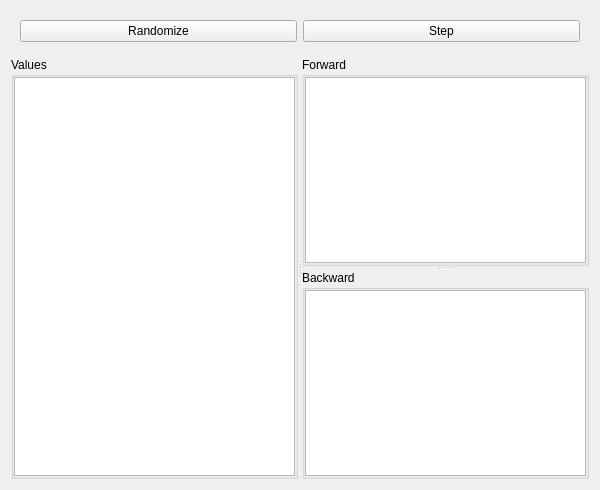
Old version of the form gui/explorew.ui in the repository ProtocolConvergence/protocon.
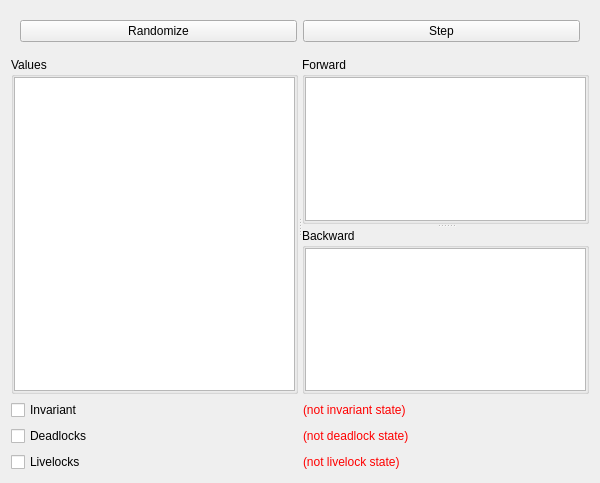
New version of the form.

Commit message:
Add a 3-state bidirectional token ring
Also add some state restrictions in the GUI.

The edit to the form file:
```diff
--- a/gui/explorew.ui
+++ b/gui/explorew.ui
@@ -10,7 +10,7 @@
     <x>0</x>
     <y>0</y>
     <width>600</width>
-    <height>490</height>
+    <height>483</height>
    </rect>
   </property>
   <property name="windowTitle">
@@ -176,6 +176,168 @@
      </layout>
     </widget>
    </item>
+   <item>
+    <widget class="QWidget" name="widget" native="true">
+     <layout class="QGridLayout" name="gridLayout">
+      <property name="margin">
+       <number>0</number>
+      </property>
+      <item row="1" column="0">
+       <widget class="QCheckBox" name="deadlockCheckBox">
+        <property name="text">
+         <string>Deadlocks</string>
+        </property>
+       </widget>
+      </item>
+      <item row="2" column="1">
+       <widget class="QLabel" name="livelockLabel">
+        <property name="palette">
+         <palette>
+          <active>
+           <colorrole role="WindowText">
+            <brush brushstyle="SolidPattern">
+             <color alpha="255">
+              <red>255</red>
+              <green>0</green>
+              <blue>0</blue>
+             </color>
+            </brush>
+           </colorrole>
+          </active>
+          <inactive>
+           <colorrole role="WindowText">
+            <brush brushstyle="SolidPattern">
+             <color alpha="255">
+              <red>255</red>
+              <green>0</green>
+              <blue>0</blue>
+             </color>
+            </brush>
+           </colorrole>
+          </inactive>
+          <disabled>
+           <colorrole role="WindowText">
+            <brush brushstyle="SolidPattern">
+             <color alpha="255">
+              <red>106</red>
+              <green>104</green>
+              <blue>100</blue>
+             </color>
+            </brush>
+           </colorrole>
+          </disabled>
+         </palette>
+        </property>
+        <property name="text">
+         <string>(not livelock state)</string>
+        </property>
+       </widget>
+      </item>
+      <item row="2" column="0">
+       <widget class="QCheckBox" name="livelockCheckBox">
+        <property name="text">
+         <string>Livelocks</string>
+        </property>
+       </widget>
+      </item>
+      <item row="1" column="1">
+       <widget class="QLabel" name="deadlockLabel">
+        <property name="palette">
+         <palette>
+          <active>
+           <colorrole role="WindowText">
+            <brush brushstyle="SolidPattern">
+             <color alpha="255">
+              <red>255</red>
+              <green>0</green>
+              <blue>0</blue>
+             </color>
+            </brush>
+           </colorrole>
+          </active>
+          <inactive>
+           <colorrole role="WindowText">
+            <brush brushstyle="SolidPattern">
+             <color alpha="255">
+              <red>255</red>
+              <green>0</green>
+              <blue>0</blue>
+             </color>
+            </brush>
+           </colorrole>
+          </inactive>
+          <disabled>
+           <colorrole role="WindowText">
+            <brush brushstyle="SolidPattern">
+             <color alpha="255">
+              <red>106</red>
+              <green>104</green>
+              <blue>100</blue>
+             </color>
+            </brush>
+           </colorrole>
+          </disabled>
+         </palette>
+        </property>
+        <property name="text">
+         <string>(not deadlock state)</string>
+        </property>
+       </widget>
+      </item>
+      <item row="0" column="0">
+       <widget class="QCheckBox" name="invariantCheckBox">
+        <property name="text">
+         <string>Invariant</string>
+        </property>
+       </widget>
+      </item>
+      <item row="0" column="1">
+       <widget class="QLabel" name="invariantLabel">
+        <property name="palette">
+         <palette>
+          <active>
+           <colorrole role="WindowText">
+            <brush brushstyle="SolidPattern">
+             <color alpha="255">
+              <red>255</red>
+              <green>0</green>
+              <blue>0</blue>
+             </color>
+            </brush>
+           </colorrole>
+          </active>
+          <inactive>
+           <colorrole role="WindowText">
+            <brush brushstyle="SolidPattern">
+             <color alpha="255">
+              <red>255</red>
+              <green>0</green>
+              <blue>0</blue>
+             </color>
+            </brush>
+           </colorrole>
+          </inactive>
+          <disabled>
+           <colorrole role="WindowText">
+            <brush brushstyle="SolidPattern">
+             <color alpha="255">
+              <red>106</red>
+              <green>104</green>
+              <blue>100</blue>
+             </color>
+            </brush>
+           </colorrole>
+          </disabled>
+         </palette>
+        </property>
+        <property name="text">
+         <string>(not invariant state)</string>
+        </property>
+       </widget>
+      </item>
+     </layout>
+    </widget>
+   </item>
   </layout>
  </widget>
  <resources/>
```
The commit also changes 9 other files.
